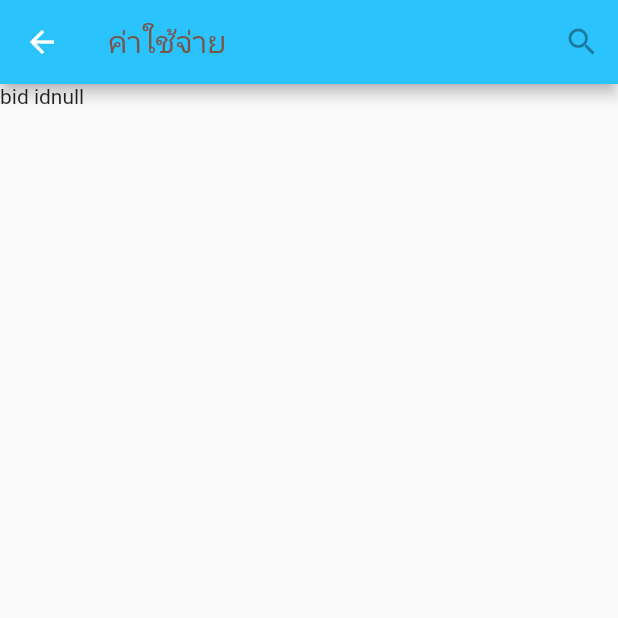
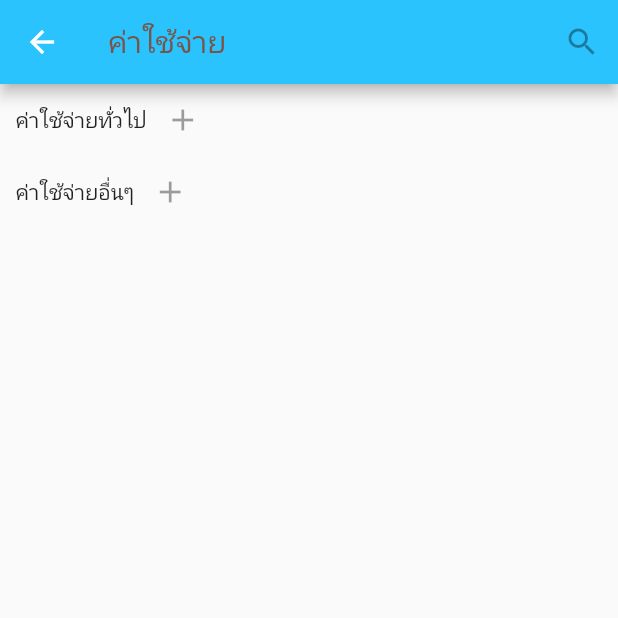
Before and after one commit to tuchchapon/projectHR, a Flutter app: the cost screen opened by its route, on a phone screen of 412 x 824 dp, the top half of it. Run offline on Flutter 3.47's test engine with Material 2 defaults, Android fonts, the phone set to English and light mode, and no system bars; our stand-ins replace charts_flutter, shared_preferences; missing offline and left inert: moment; accounts and stored records are empty; statements that could not run were skipped.

Commit message:
branch cost manage

```diff
--- a/lib/pages/cost.dart
+++ b/lib/pages/cost.dart
@@ -6,8 +6,8 @@ class cost extends StatefulWidget {
   @override
   _costState createState() => new _costState();
   int id;
-  List listfixcost;
-  List listaddit;
+  Branchfixcost listfixcost;
+  Branchaddit listaddit;
 
   cost({this.id,this.listfixcost,this.listaddit});
 }
@@ -16,11 +16,20 @@ class _costState extends State<cost>  {
   @override
   void initState() {
     super.initState();
+
     bid.text = widget.id.toString();
-    Branchfixcost listfixcost = new Branchfixcost();
-    print(widget.listfixcost);
+
+    print(widget.listfixcost.data[0].fixcostTitle);
+    print(widget.listaddit.data[0].branchAdditTitle);
+    loopfixcost = widget.listfixcost.data.length;
+    loopaddit = widget.listaddit.data.length;
+    print(loopfixcost);
   }
 
+  Branchfixcost fixcostmanage = new Branchfixcost();
+  int loopaddit = 0;
+  int loopfixcost = 0;
+  int fixisTrue = 1;
   final bid = TextEditingController();
  // final fixcostcon = TextEditingController();
   Widget build(BuildContext context) {
@@ -40,10 +49,58 @@ class _costState extends State<cost>  {
 
 
       body: new ListView(children: <Widget>[
-        Text('bid id'+bid.text),
-        Container(width: screenWidth,height: screenHeight,
+        Row(children: <Widget>[
+          Text('   ค่าใช้จ่ายทั่วไป'),
+          IconButton(icon: Icon(Icons.add), onPressed: null)
+        ],),
+        Container(
+            margin: EdgeInsets.only(left: 5,right: 5),width: screenWidth,
+            child: Column( children: fixisTrue == 0 ? [
+              Text('Waiting Data'),
+            ] : detailfixcost()
+            )
+        ),
+        Row(children: <Widget>[
+          Text('   ค่าใช้จ่ายอื่นๆ'),
+          IconButton(icon: Icon(Icons.add), onPressed: null)
+        ],),
+        Container(
+            margin: EdgeInsets.only(left: 5,right: 5),width: screenWidth,
+            child: Column( children: fixisTrue == 0 ? [
+              Text('Waiting Data'),
+            ] : detailadddit()
+            )
         ),
       ],),
     );
   }
+  List<Widget> detailfixcost(){
+    List<Widget> mylist = new List();
+    for(int i = 0; i < this.loopfixcost ; i++ ){
+      mylist.add(Column(
+          mainAxisAlignment: MainAxisAlignment.spaceBetween,
+          children: <Widget>[
+            ListTile(title: Text(widget.listfixcost.data[i].fixcostTitle,),
+              subtitle: Text(widget.listfixcost.data[i].fixcostPrice.toString()+'\$'),
+            )
+          ]
+      )
+      );
+    }
+    return mylist;
+  }
+  List<Widget> detailadddit(){
+    List<Widget> mylist = new List();
+    for(int i = 0; i < this.loopaddit ; i++ ){
+      mylist.add(Column(
+          mainAxisAlignment: MainAxisAlignment.spaceBetween,
+          children: <Widget>[
+          ListTile(title:  Text(widget.listaddit.data[i].branchAdditTitle),
+          subtitle: Text(widget.listaddit.data[i].branchAdditPrice.toString()+'\$'),)
+          ]
+      )
+      );
+    }
+    return mylist;
+  }
 }
--- a/lib/pages/showbranch.dart
+++ b/lib/pages/showbranch.dart
@@ -45,7 +45,7 @@ class _showbranchState extends State<showbranch> {
     final response =
     await http.get('http://35.198.219.154:1337/branchcost/fixcost/${bid.text}/view',
       headers: {'authorization': "Bearer "+token},);
-     print(response.body);
+    // print(response.body);
     String jsonString = response.body.toString();
     final jsonResponse = json.decode(jsonString);
     listfixcost = new Branchfixcost.fromJson(jsonResponse);
@@ -114,7 +114,7 @@ class _showbranchState extends State<showbranch> {
                         Navigator.push(
                           context,
                           MaterialPageRoute(
-                            builder: (context) => cost(id: widget.id,listfixcost: listfixcost.data,listaddit: listadditcost.data,),
+                            builder: (context) => cost(id: widget.id,listfixcost: listfixcost,listaddit: listadditcost,),
                           ),
                         );
                       },
```
